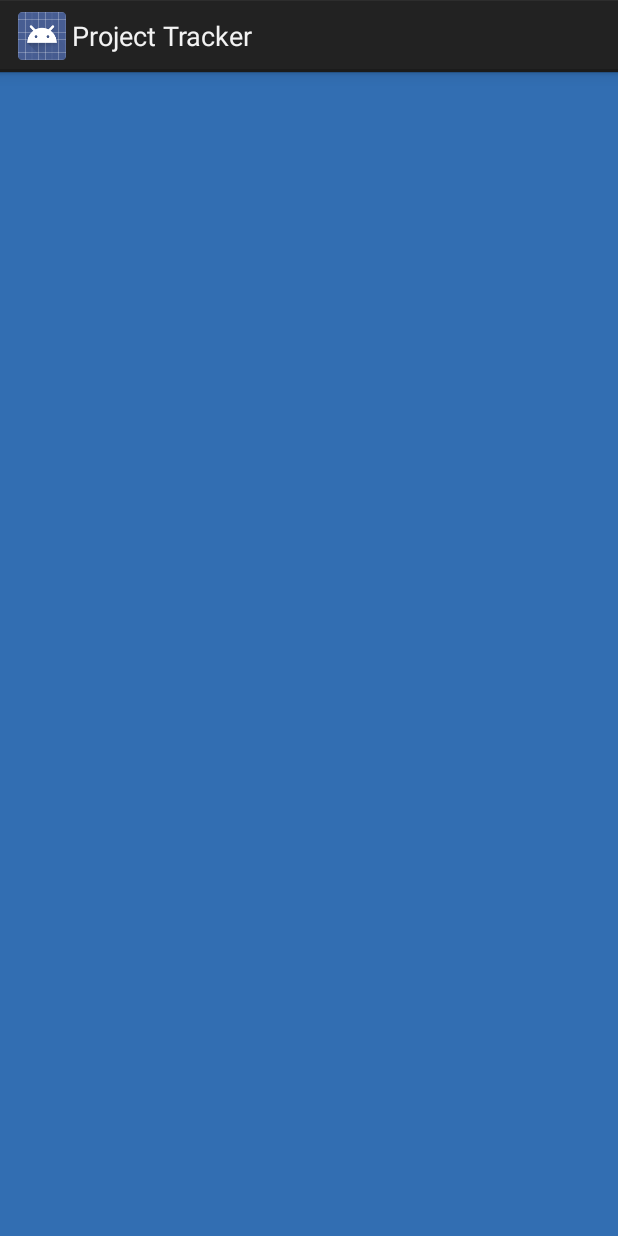
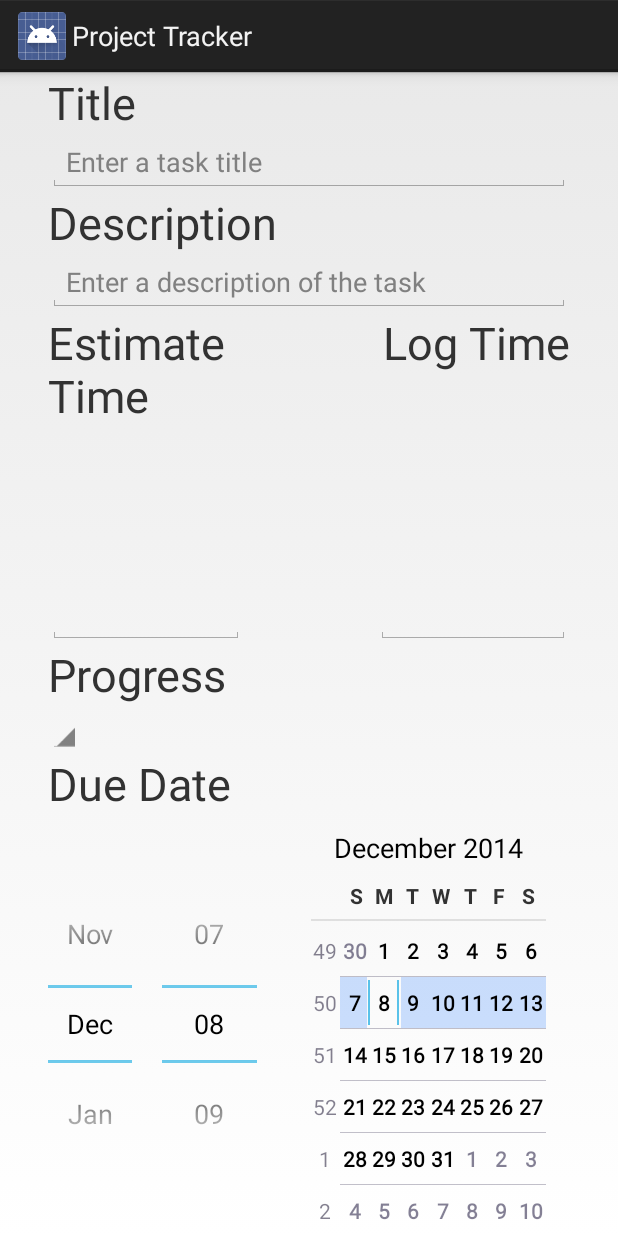
Before and after one commit to unaveed/projecttracker, an Android app: the ProjectActivity screen opened directly, with no data from a screen before it, on a phone screen of 412 x 824 dp. Run offline under Robolectric (Android 15) with nearby library versions, the phone set to English and light mode, and no system bars.

Commit message:
Create screen for new sub-task.

```diff
--- a/app/src/main/java/edu/utah/cs4962/projecttracker/Controller/ProjectFragment.java
+++ b/app/src/main/java/edu/utah/cs4962/projecttracker/Controller/ProjectFragment.java
@@ -35,7 +35,7 @@ public class ProjectFragment extends Fragment
     public View onCreateView(LayoutInflater inflater, ViewGroup parent, Bundle savedInstanceState) {
         View v = inflater.inflate(R.layout.fragment_project, parent, false);
 
-        mTitleField = (EditText)v.findViewById(R.id.crime_title);
+        mTitleField = (EditText)v.findViewById(R.id.log_time_input);
         mTitleField.addTextChangedListener(new TextWatcher() {
             public void onTextChanged(CharSequence c, int start, int before, int count) {
                 mProject.setTitle(c.toString());
@@ -48,11 +48,11 @@ public class ProjectFragment extends Fragment
             }
         });
 
-        mDateButton = (Button)v.findViewById(R.id.crime_date);
+        mDateButton = (Button)v.findViewById(R.id.submit_button);
         mDateButton.setText(mProject.getId().toString());
         mDateButton.setEnabled(false);
 
-        mCompletedCheckBox = (CheckBox)v.findViewById(R.id.crime_solved);
+        mCompletedCheckBox = (CheckBox)v.findViewById(R.id.project_solved);
         mCompletedCheckBox.setOnCheckedChangeListener(new CompoundButton.OnCheckedChangeListener()
         {
             public void onCheckedChanged(CompoundButton buttonView, boolean isChecked)
--- a/app/src/main/java/edu/utah/cs4962/projecttracker/ProjectActivity.java
+++ b/app/src/main/java/edu/utah/cs4962/projecttracker/ProjectActivity.java
@@ -9,6 +9,6 @@ public class ProjectActivity extends Activity {
     @Override
     protected void onCreate(Bundle savedInstanceState) {
         super.onCreate(savedInstanceState);
-        setContentView(R.layout.activity_project);
+        setContentView(R.layout.fragment_create_task);
     }
 }
--- a/app/src/main/res/layout/activity_project.xml
+++ b/app/src/main/res/layout/activity_project.xml
@@ -9,5 +9,4 @@
     android:paddingBottom="@dimen/activity_vertical_margin"
     android:background="#326EB2"
     tools:context=".ProjectActivity">
-
 </LinearLayout>
--- /dev/null
+++ b/app/src/main/res/layout/fragment_create_task.xml
@@ -0,0 +1,130 @@
+<?xml version="1.0" encoding="utf-8"?>
+
+<ScrollView xmlns:android="http://schemas.android.com/apk/res/android"
+    android:layout_width="match_parent"
+    android:layout_height="match_parent"
+    android:layout_marginStart="16dp"
+    android:layout_marginLeft="16dp"
+    android:layout_marginRight="16dp">
+    <LinearLayout
+        android:orientation="vertical"
+        android:layout_width="wrap_content"
+        android:layout_height="wrap_content">
+        <TextView
+            android:layout_width="match_parent"
+            android:layout_height="wrap_content"
+            android:text="@string/project_title_label"
+            android:fontFamily="Sans-serif light"
+            android:textSize="30sp"
+            android:layout_marginLeft="16dp"
+            />
+        <EditText android:id="@+id/task_title"
+                  android:layout_width="match_parent"
+                  android:layout_height="wrap_content"
+                  android:layout_marginLeft="16dp"
+                  android:layout_marginRight="16dp"
+                  android:hint="@string/task_title"
+            />
+        <TextView
+            android:layout_width="match_parent"
+            android:layout_height="wrap_content"
+            android:text="@string/task_description"
+            android:fontFamily="Sans-serif light"
+            android:textSize="30sp"
+            android:layout_marginLeft="16dp"/>
+        <EditText
+            android:id="@+id/task_description"
+            android:layout_width="match_parent"
+            android:layout_height="wrap_content"
+            android:layout_marginLeft="16dp"
+            android:layout_marginRight="16dp"
+            android:hint="@string/task_description_hint"/>
+        <LinearLayout
+            android:id="@+id/time_label_layout"
+            android:layout_width="fill_parent"
+            android:layout_height="wrap_content"
+            android:orientation="horizontal">
+            <TextView
+                android:layout_width="fill_parent"
+                android:layout_height="wrap_content"
+                android:layout_weight="4"
+                android:layout_marginLeft="16dp"
+                android:text="@string/task_estimated_time"
+                android:fontFamily="Sans-serif light"
+                android:textSize="30sp"/>
+            <View
+                android:layout_width="fill_parent"
+                android:layout_height="match_parent"
+                android:layout_weight="5"/>
+            <TextView
+                android:layout_width="fill_parent"
+                android:layout_height="wrap_content"
+                android:layout_weight="4"
+                android:layout_marginRight="16dp"
+                android:text="@string/task_log_time"
+                android:fontFamily="Sans-serif light"
+                android:textSize="30sp"
+                android:gravity="end"/>
+        </LinearLayout>
+        <LinearLayout
+            android:id="@+id/time_input_layout"
+            android:layout_width="fill_parent"
+            android:layout_height="wrap_content"
+            android:orientation="horizontal">
+            <EditText
+                android:id="@+id/estimate_time_input"
+                android:layout_width="fill_parent"
+                android:layout_height="wrap_content"
+                android:layout_weight="4"
+                android:layout_marginLeft="16dp"/>
+            <View
+                android:layout_width="fill_parent"
+                android:layout_height="match_parent"
+                android:layout_weight="5"/>
+            <EditText
+                android:id="@+id/log_time_input"
+                android:layout_width="fill_parent"
+                android:layout_height="wrap_content"
+                android:layout_weight="4"
+                android:layout_marginRight="16dp"/>
+        </LinearLayout>
+        <TextView
+            android:layout_width="wrap_content"
+            android:layout_height="wrap_content"
+            android:text="@string/task_progress"
+            android:fontFamily="Sans-serif light"
+            android:textSize="30sp"
+            android:layout_marginLeft="16dp"/>
+        <Spinner
+            android:id="@+id/progress_select_list"
+            android:layout_width="wrap_content"
+            android:layout_height="wrap_content"
+            android:layout_marginLeft="16dp"
+            android:layout_marginRight="16dp">
+
+        </Spinner>
+        <TextView
+            android:layout_width="wrap_content"
+            android:layout_height="wrap_content"
+            android:text="@string/task_due_date"
+            android:fontFamily="Sans-serif light"
+            android:textSize="30sp"
+            android:layout_marginLeft="16dp"/>
+        <DatePicker
+            android:id="@+id/due_date_picker"
+            android:layout_width="wrap_content"
+            android:layout_height="wrap_content"
+            android:layout_marginLeft="16dp"
+            android:layout_marginRight="16dp"/>
+        <Button
+            android:id="@+id/submit_button"
+            android:layout_width="wrap_content"
+            android:layout_height="wrap_content"
+            android:text="@string/task_submit"
+            android:fontFamily="Sans-serif light"
+            android:textSize="30sp"
+            android:layout_marginLeft="16dp"
+            android:layout_marginRight="16dp"
+            android:layout_gravity="center"/>
+    </LinearLayout>
+</ScrollView>
--- a/app/src/main/res/values/strings.xml
+++ b/app/src/main/res/values/strings.xml
@@ -8,5 +8,13 @@
     <string name="project_title_label">Title</string>
     <string name="project_title">Enter a project title</string>
     <string name="project_details_label">Details</string>
-    <string name="project_completed_label">Completed?</string>
+    <string name="project_completed_label">Completed</string>
+    <string name="task_title">Enter a task title</string>
+    <string name="task_description">Description</string>
+    <string name="task_description_hint">Enter a description of the task</string>
+    <string name="task_estimated_time">Estimate Time</string>
+    <string name="task_log_time">Log Time</string>
+    <string name="task_progress">Progress</string>
+    <string name="task_due_date">Due Date</string>
+    <string name="task_submit">Submit</string>
 </resources>
```
Also changed, not shown: app/src/main/java/edu/utah/cs4962/projecttracker/Controller/ProjectListFragment.java (+9 -8 lines), app/src/main/java/edu/utah/cs4962/projecttracker/model/Project.java (+35 -0 lines), app/src/main/java/edu/utah/cs4962/projecttracker/model/ProjectManger.java (+4 -3 lines), app/src/main/res/layout/fragment_project.xml (deleted, +0 -38 lines), app/src/main/res/layout/list_item_project.xml (+1 -13 lines).
